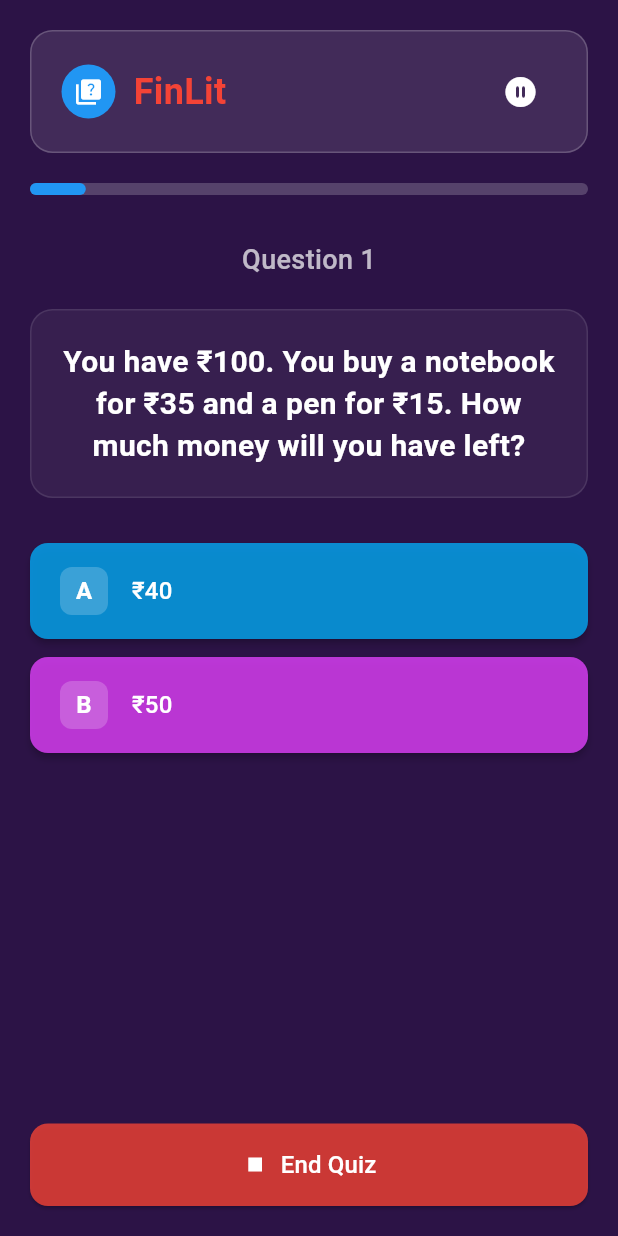
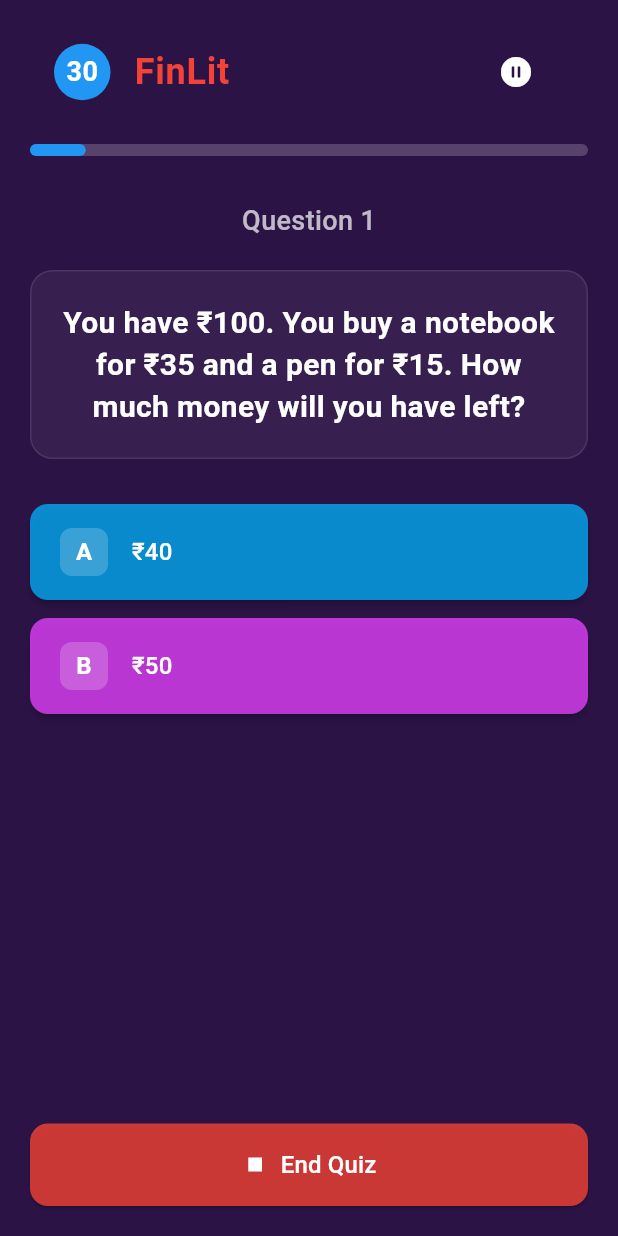
Before and after one commit to m-irfan-km-rjk/FinLit, a Flutter app: the QuizScreen screen opened directly, on a phone screen of 412 x 824 dp. Run offline on Flutter 3.47's test engine with Material 3 defaults, Android fonts, the phone set to English and light mode, and no system bars; our stand-ins replace get, google_fonts; missing offline and left inert: usb_serial.

Commit message:
list tile

```diff
--- a/lib/components/controllers/question_controller.dart
+++ b/lib/components/controllers/question_controller.dart
@@ -8,6 +8,8 @@ class QuizController extends GetxController {
   var isCorrect = false.obs;
   var selectedIndex = (-1).obs;
   var score = 0.obs;
+  var totaltime = 0.obs;
+  var timeleft = 30.obs;
 
   final questions = quizQuestions.map((q) => {
         "question": q.qtext,
--- a/lib/pages/quiz.dart
+++ b/lib/pages/quiz.dart
@@ -1,3 +1,4 @@
+import 'dart:async';
 import 'package:finlit/components/themes/ficon_extension.dart';
 import 'package:finlit/components/ui/icon_round.dart';
 import 'package:finlit/main.dart';
@@ -21,7 +22,7 @@ class QuizScreen extends StatelessWidget {
           padding: const EdgeInsets.all(20),
           child: Column(
             children: [
-              _buildHeader(controller),
+              Header(),
               const SizedBox(height: 20),
               Expanded(
                 child: Obx(() => controller.answered.value
@@ -35,29 +36,26 @@ class QuizScreen extends StatelessWidget {
     );
   }
 
-  Widget _buildHeader(QuizController controller) {
-    return Obx(() => Container(
-      padding: const EdgeInsets.symmetric(horizontal: 20, vertical: 16),
-      decoration: BoxDecoration(
-        color: Colors.white.withOpacity(0.1),
-        borderRadius: BorderRadius.circular(15),
-        border: Border.all(color: Colors.white.withOpacity(0.2)),
-      ),
-      child: Row(
-        mainAxisAlignment: MainAxisAlignment.spaceBetween,
-        children: [
-          Row(
-            children: [
-              Container(
+  Widget Header() {
+    return
+          ListTile(
+              leading: Container(
                 padding: const EdgeInsets.all(8),
                 decoration: const BoxDecoration(
                   color: Colors.blue,
                   shape: BoxShape.circle,
                 ),
-                child: const Icon(Icons.quiz, color: Colors.white, size: 20),
+                child: Obx(() => Text(
+                  '${Get.find<QuizController>().timeleft.value}',
+                  style: const TextStyle(
+                    color: Colors.white,
+                    fontWeight: FontWeight.bold,
+                    fontSize: 18,
+                  ),
+                )),
               ),
-              const SizedBox(width: 12),
-              const Text(
+
+              title: Text(
                 'FinLit',
                 style: TextStyle(
                   color: Colors.red,
@@ -65,12 +63,10 @@ class QuizScreen extends StatelessWidget {
                   fontWeight: FontWeight.bold,
                 ),
               ),
-            ],
-          ),
-          IconButton(icon: Icon(Icons.pause_circle_rounded),onPressed: (){Get.to(PausePage());}),
-        ],
-      ),
-    ));
+
+          trailing:IconButton(icon: Icon(Icons.pause_circle_rounded),onPressed: (){Get.to(PausePage());}),
+
+    );
   }
 
   Widget _buildQuestionScreen(QuizController controller) {
```
Also changed, not shown: lib/pages/pause.dart (+30 -34 lines), pubspec.lock.
